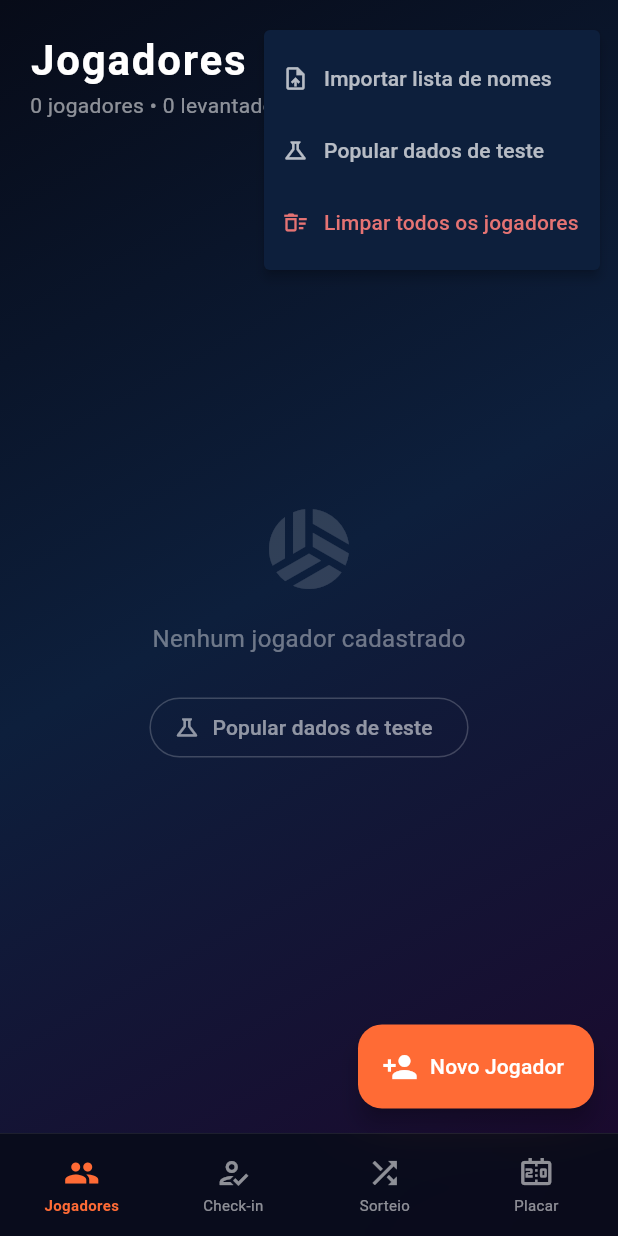
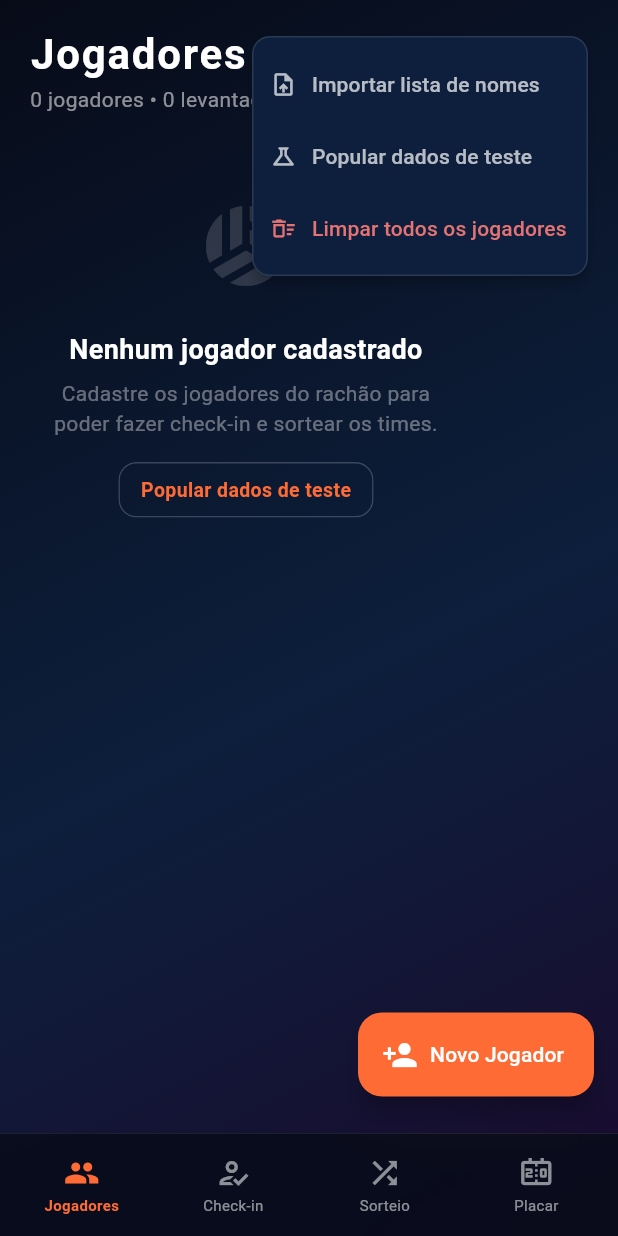
Before and after one commit to ikeda7/sports-control, a Flutter app: the screen it shows after launch, after a tap on the "more vert" icon, on a phone screen of 412 x 824 dp. Run offline on Flutter 3.47's test engine with Material 3 defaults, Android fonts, the light colour scheme and no system bars; our stand-ins replace drift, signals_flutter; accounts and stored records are empty; generated files the repository leaves out were written again.

Commit message:
feat(design): converte a tela de Jogadores para o design system (#28)
Aplica os componentes de lib/design/ na lista de jogadores. O ganho principal e
densidade: cabem 9 jogadores na tela contra 7 antes, verificado no navegador com
os 22 jogadores de teste.

- Card inline (ClipRRect + BackdropFilter + Container) -> SCPlayerRow
- Avatar, badges de nivel/papel e o LEV -> SCAvatar e SCBadge, com os tamanhos
  do design system (badge de 10px, raio 6) em vez dos valores ad-hoc
- Remove a borda dourada que envolvia o card inteiro do levantador. O badge LEV
  ja carrega essa informacao, e o design system nao usa borda por papel -- borda
  colorida ali significa "selecionado", nao "e levantador"
- Numero de partidas e lixeira passam de empilhados para lado a lado. Empilhado
  esticava o card e desperdicava largura
- Empty state -> SCEmptyState, com subtitulo explicando o proximo passo
- Menu de acoes extraido para _buildMenu/_itemMenu, sem cores chapadas
- Remove o Scaffold com gradiente proprio: o gradiente agora e do shell. Era o
  mesmo gradiente repetido em cada uma das 4 telas
- FAB ganha folga para nao cobrir o ultimo card, e a lista reserva espaco para a
  barra de navegacao

Plural agora acompanha a contagem ("1 partida" / "2 partidas", "1 jogador" /
"22 jogadores"), como o design system pede.

Verificado: analyze sem apontamentos, build web concluindo, e as 4 abas
navegando no Edge headless sem erro de console.

```diff
--- a/lib/screens/jogadores_screen.dart
+++ b/lib/screens/jogadores_screen.dart
@@ -1,77 +1,83 @@
-import 'dart:ui';
-
 import 'package:flutter/material.dart';
 import 'package:signals_flutter/signals_flutter.dart';
 
 import '../db.dart';
+import '../design/design.dart';
 import '../models/jogador.dart';
 import '../signals.dart';
 import '../utils/seed.dart';
+
+/// Cor do badge de nível. Iniciante é cinza de propósito: nível é informação
+/// neutra, não mérito.
+Color _corNivel(Nivel n) => switch (n) {
+      Nivel.iniciante => SCColors.grey,
+      Nivel.intermediario => SCColors.blue,
+      Nivel.avancado => SCColors.green,
+    };
 
 class JogadoresScreen extends StatelessWidget {
   const JogadoresScreen({super.key});
 
   @override
   Widget build(BuildContext context) {
+    // O gradiente e a largura de conteúdo vêm do shell (MainScreen). A tela só
+    // entrega o corpo.
     return Scaffold(
-      body: Container(
-        decoration: const BoxDecoration(
-          gradient: LinearGradient(
-            begin: Alignment.topLeft,
-            end: Alignment.bottomRight,
-            colors: [Color(0xFF070B18), Color(0xFF0D1F3C), Color(0xFF1A0A2E)],
-          ),
-        ),
-        child: SafeArea(
+      backgroundColor: Colors.transparent,
+      body: SafeArea(
+        bottom: false,
         child: Column(
           crossAxisAlignment: CrossAxisAlignment.start,
           children: [
-              _buildHeader(context),
+            Padding(
+              padding: const EdgeInsets.only(
+                left: SCSpace.x8,
+                right: SCSpace.x8,
+                top: SCSpace.x9,
+              ),
+              child: _buildHeader(context),
+            ),
             Expanded(child: _buildBody(context)),
           ],
         ),
       ),
-      ),
-      floatingActionButton: FloatingActionButton.extended(
+      floatingActionButton: Padding(
+        // Sobe o FAB acima da barra de navegação de vidro — antes ele cobria o
+        // último card da lista.
+        padding: const EdgeInsets.only(bottom: SCSpace.x4),
+        child: FloatingActionButton.extended(
           onPressed: () => _mostrarDialogJogador(context, null),
-        backgroundColor: const Color(0xFFFF6B35),
+          backgroundColor: SCColors.primary,
           foregroundColor: Colors.white,
           icon: const Icon(Icons.person_add),
           label: const Text('Novo Jogador'),
+        ),
       ),
     );
   }
 
   Widget _buildHeader(BuildContext context) {
-    return Padding(
-      padding: const EdgeInsets.fromLTRB(20, 20, 12, 8),
-      child: Row(
-        crossAxisAlignment: CrossAxisAlignment.start,
-        children: [
-          Expanded(
-            child: Column(
-              crossAxisAlignment: CrossAxisAlignment.start,
-              children: [
-                const Text('Jogadores',
-                    style: TextStyle(
-                        fontSize: 28,
-                        fontWeight: FontWeight.bold,
-                        color: Colors.white,
-                        letterSpacing: 1.2)),
-                Watch((ctx) {
+    return Watch((ctx) {
       final lista = jogadoresSignal.value.value ?? [];
       final levs = lista.where((j) => j.isLevantador).length;
-                  return Text(
-                    '${lista.length} jogadores • $levs levantador${levs != 1 ? 'es' : ''}',
-                    style: const TextStyle(color: Colors.white54, fontSize: 14),
+      return SCScreenHeader(
+        title: 'Jogadores',
+        // Números, não adjetivos — e plural batendo com a contagem real.
+        status: '${lista.length} ${lista.length == 1 ? 'jogador' : 'jogadores'}'
+            ' • $levs ${levs == 1 ? 'levantador' : 'levantadores'}',
+        trailing: _buildMenu(context),
       );
-                }),
-              ],
+    });
+  }
+
+  Widget _buildMenu(BuildContext context) {
+    return PopupMenuButton<String>(
+      icon: Icon(Icons.more_vert, color: SCColors.textTertiary),
+      color: SCColors.bgNavy,
+      shape: RoundedRectangleBorder(
+        borderRadius: SCRadius.all(SCRadius.lg),
+        side: BorderSide(color: SCColors.line2),
       ),
-          ),
-          PopupMenuButton<String>(
-            icon: const Icon(Icons.more_vert, color: Colors.white54),
-            color: const Color(0xFF0D1F3C),
       onSelected: (v) async {
         if (v == 'seed') {
           await _confirmarSeed(context);
@@ -82,34 +88,40 @@ class JogadoresScreen extends StatelessWidget {
         }
       },
       itemBuilder: (_) => [
-              const PopupMenuItem(
-                value: 'importar',
-                child: Row(children: [
-                  Icon(Icons.upload_file_outlined, color: Colors.white70, size: 18),
-                  SizedBox(width: 10),
-                  Text('Importar lista de nomes', style: TextStyle(color: Colors.white70)),
-                ]),
+        _itemMenu(
+          valor: 'importar',
+          icone: Icons.upload_file_outlined,
+          texto: 'Importar lista de nomes',
         ),
-              const PopupMenuItem(
-                value: 'seed',
-                child: Row(children: [
-                  Icon(Icons.science_outlined, color: Colors.white70, size: 18),
-                  SizedBox(width: 10),
-                  Text('Popular dados de teste', style: TextStyle(color: Colors.white70)),
-                ]),
+        _itemMenu(
+          valor: 'seed',
+          icone: Icons.science_outlined,
+          texto: 'Popular dados de teste',
         ),
-              PopupMenuItem(
-                value: 'limpar',
-                child: Row(children: [
-                  Icon(Icons.delete_sweep_outlined, color: Colors.red.shade300, size: 18),
-                  const SizedBox(width: 10),
-                  Text('Limpar todos os jogadores', style: TextStyle(color: Colors.red.shade300)),
-                ]),
+        _itemMenu(
+          valor: 'limpar',
+          icone: Icons.delete_sweep_outlined,
+          texto: 'Limpar todos os jogadores',
+          cor: SCColors.danger,
         ),
       ],
-          ),
-        ],
-      ),
+    );
+  }
+
+  PopupMenuItem<String> _itemMenu({
+    required String valor,
+    required IconData icone,
+    required String texto,
+    Color? cor,
+  }) {
+    final c = cor ?? SCColors.textSecondary;
+    return PopupMenuItem(
+      value: valor,
+      child: Row(children: [
+        Icon(icone, color: c, size: 18),
+        const SizedBox(width: SCSpace.x5),
+        Text(texto, style: TextStyle(color: c, fontSize: SCType.fsBody)),
+      ]),
     );
   }
 
@@ -120,7 +132,13 @@ class JogadoresScreen extends StatelessWidget {
       final jogadores = estado.value ?? [];
       if (jogadores.isEmpty) return _buildVazio(context);
       return ListView.builder(
-        padding: const EdgeInsets.fromLTRB(16, 8, 16, 100),
+        padding: const EdgeInsets.only(
+          left: SCSpace.x8,
+          right: SCSpace.x8,
+          top: SCSpace.x4,
+          // Espaço para a nav de vidro e o FAB não cobrirem o último card.
+          bottom: SCLayout.bottomNavClearance + SCSpace.x11,
+        ),
         itemCount: jogadores.length,
         itemBuilder: (ctx, i) => _buildCard(context, jogadores[i]),
       );
@@ -128,154 +146,68 @@ class JogadoresScreen extends StatelessWidget {
   }
 
   Widget _buildCard(BuildContext context, Jogador jogador) {
-    return Padding(
-      padding: const EdgeInsets.only(bottom: 10),
-      child: ClipRRect(
-        borderRadius: BorderRadius.circular(16),
-        child: BackdropFilter(
-          filter: ImageFilter.blur(sigmaX: 10, sigmaY: 10),
-          child: Container(
-            decoration: BoxDecoration(
-              color: Colors.white.withValues(alpha: 0.07),
-              borderRadius: BorderRadius.circular(16),
-              border: Border.all(
-                color: jogador.isLevantador
-                    ? const Color(0xFFFFD700).withValues(alpha: 0.5)
-                    : Colors.white.withValues(alpha: 0.12),
-                width: jogador.isLevantador ? 1.5 : 1,
+    return SCPlayerRow(
+      name: jogador.nome,
+      genderColor: jogador.genero == Genero.feminino
+          ? SCColors.female
+          : SCColors.male,
+      selectable: true,
+      onTap: () => _mostrarDialogJogador(context, jogador),
+      badges: [
+        // LEV primeiro: é a informação que o organizador procura ao montar time.
+        if (jogador.isLevantador)
+          const SCRowBadge('LEV', color: SCColors.setter),
+        SCRowBadge(jogador.nivel.label, color: _corNivel(jogador.nivel)),
+        for (final p in jogador.papeis)
+          SCRowBadge(p.label, color: SCColors.primary),
+      ],
+      trailing: Row(
+        mainAxisSize: MainAxisSize.min,
+        children: [
+          // Antes o número e a lixeira ficavam empilhados, o que esticava o card
+          // e desperdiçava largura. Lado a lado o card encurta bastante.
+          Column(
+            mainAxisSize: MainAxisSize.min,
+            crossAxisAlignment: CrossAxisAlignment.end,
+            children: [
+              Text(
+                '${jogador.partidasJogadas}',
+                style: const TextStyle(
+                  fontSize: 20,
+                  fontWeight: FontWeight.w700,
+                  color: SCColors.textPrimary,
                 ),
               ),
-            child: InkWell(
-              borderRadius: BorderRadius.circular(16),
-              onTap: () => _mostrarDialogJogador(context, jogador),
-              child: Padding(
-                padding: const EdgeInsets.symmetric(horizontal: 16, vertical: 12),
-                child: Row(
-                  children: [
-                    _buildAvatar(jogador),
-                    const SizedBox(width: 14),
-                    Expanded(
-                      child: Column(
-                        crossAxisAlignment: CrossAxisAlignment.start,
-                        children: [
-                          Row(
-                            children: [
-                              Text(jogador.nome,
-                                  style: const TextStyle(
-                                      color: Colors.white,
-                                      fontWeight: FontWeight.w600,
-                                      fontSize: 16)),
-                              if (jogador.isLevantador) ...[
-                                const SizedBox(width: 6),
-                                _nivelBadge('LEV', const Color(0xFFFFD700)),
-                              ],
+              Text(
+                jogador.partidasJogadas == 1 ? 'partida' : 'partidas',
+                style: TextStyle(
+                  fontSize: SCType.fsNano,
+                  color: SCColors.textFaint,
+                ),
+              ),
             ],
           ),
-                          const SizedBox(height: 6),
-                          _buildPapeisRow(jogador),
+          const SizedBox(width: SCSpace.x3),
+          SCIconActionButton(
+            icon: Icons.delete_outline,
+            color: SCColors.danger,
+            size: SCButtonSize.sm,
+            tinted: false,
+            tooltip: 'Excluir jogador',
+            onPressed: () => _confirmarDelete(context, jogador),
+          ),
         ],
-                      ),
-                    ),
-                    const SizedBox(width: 8),
-                    _buildTrailing(context, jogador),
-                  ],
-                ),
-              ),
-            ),
-          ),
-        ),
       ),
     );
   }
 
-  Widget _buildAvatar(Jogador jogador) {
-    final cor = jogador.genero == Genero.feminino
-        ? const Color(0xFFE91E8C)
-        : const Color(0xFF2196F3);
-    return Container(
-      width: 46,
-      height: 46,
-      decoration: BoxDecoration(
-        shape: BoxShape.circle,
-        color: cor.withValues(alpha: 0.15),
-        border: Border.all(color: cor, width: 2),
-      ),
-      child: Center(
-        child: Text(jogador.nome[0].toUpperCase(),
-            style: TextStyle(color: cor, fontWeight: FontWeight.bold, fontSize: 18)),
-      ),
-    );
-  }
-
-  Widget _buildPapeisRow(Jogador jogador) {
-    final corNivel = switch (jogador.nivel) {
-      Nivel.iniciante => const Color(0xFF9E9E9E),
-      Nivel.intermediario => const Color(0xFF2196F3),
-      Nivel.avancado => const Color(0xFF4CAF50),
-    };
-    return Wrap(
-      spacing: 6,
-      runSpacing: 4,
-      children: [
-        _nivelBadge(jogador.nivel.label, corNivel),
-        for (final p in jogador.papeis)
-          _nivelBadge(p.label, const Color(0xFFFF6B35)),
-      ],
-    );
-  }
-
-  Widget _nivelBadge(String label, Color cor) {
-    return Container(
-      padding: const EdgeInsets.symmetric(horizontal: 6, vertical: 2),
-      decoration: BoxDecoration(
-        color: cor.withValues(alpha: 0.12),
-        borderRadius: BorderRadius.circular(6),
-        border: Border.all(color: cor.withValues(alpha: 0.4)),
-      ),
-      child: Text(label,
-          style: TextStyle(color: cor, fontSize: 10, fontWeight: FontWeight.bold)),
-    );
-  }
-
-  Widget _buildTrailing(BuildContext context, Jogador jogador) {
-    return Column(
-      mainAxisSize: MainAxisSize.min,
-      crossAxisAlignment: CrossAxisAlignment.end,
-      children: [
-        Text('${jogador.partidasJogadas}',
-            style: const TextStyle(
-                color: Colors.white, fontSize: 20, fontWeight: FontWeight.bold)),
-        const Text('partidas', style: TextStyle(color: Colors.white38, fontSize: 10)),
-        const SizedBox(height: 4),
-        GestureDetector(
-          onTap: () => _confirmarDelete(context, jogador),
-          child: Icon(Icons.delete_outline, color: Colors.red.shade300, size: 18),
-        ),
-      ],
-    );
-  }
-
   Widget _buildVazio(BuildContext context) {
-    return Center(
-      child: Column(
-        mainAxisSize: MainAxisSize.min,
-        children: [
-          Icon(Icons.sports_volleyball, size: 64, color: Colors.white.withValues(alpha: 0.15)),
-          const SizedBox(height: 16),
-          Text('Nenhum jogador cadastrado',
-              style: TextStyle(color: Colors.white.withValues(alpha: 0.4), fontSize: 16)),
-          const SizedBox(height: 24),
-          OutlinedButton.icon(
-            style: OutlinedButton.styleFrom(
-              foregroundColor: Colors.white54,
-              side: BorderSide(color: Colors.white.withValues(alpha: 0.2)),
-            ),
-            icon: const Icon(Icons.science_outlined, size: 18),
-            label: const Text('Popular dados de teste'),
-            onPressed: () => _confirmarSeed(context),
-          ),
-        ],
-      ),
+    return SCEmptyState(
+      icon: Icons.sports_volleyball,
+      title: 'Nenhum jogador cadastrado',
+      subtitle: 'Cadastre os jogadores do rachão para poder fazer check-in e sortear os times.',
+      actionLabel: 'Popular dados de teste',
+      onAction: () => _confirmarSeed(context),
     );
   }
 
```
Lines whose indentation alone changed are shown as unchanged.
